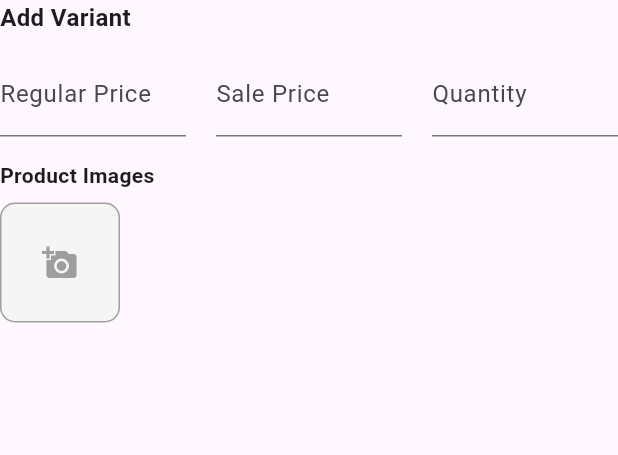
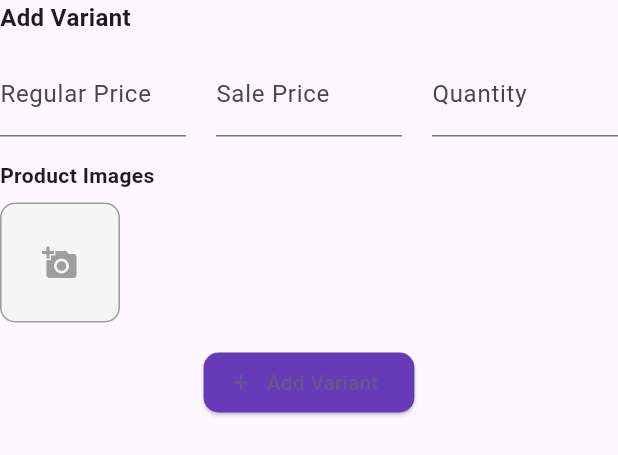
Before and after one commit to vinayakmdas/vincart_seller, a Flutter app: what variationList() shows on an empty page, opened directly, after a tap on the "add a photo" icon, on a phone screen of 412 x 824 dp. Shown: the top 455 px of the screen. Run offline on Flutter 3.47's test engine with Material 3 defaults, Android fonts, the light colour scheme and no system bars; our stand-ins replace cloud_firestore, file_picker, firebase_auth, firebase_core, google_fonts, shared_preferences; accounts and stored records are empty.

Commit message:
working propely now in variation and images

```diff
--- a/lib/features/addProduct/custome/variation_custome.dart
+++ b/lib/features/addProduct/custome/variation_custome.dart
@@ -1,6 +1,8 @@
 import 'dart:io';
+import 'package:ecommerce_seller/features/addProduct/model/variant_model.dart';
 import 'package:ecommerce_seller/features/addProduct/provider/variant_custome_provider.dart';
 import 'package:ecommerce_seller/features/addProduct/provider/category_provider.dart';
+import 'package:ecommerce_seller/features/addProduct/provider/variant_provider.dart';
 import 'package:flutter/foundation.dart';
 import 'package:flutter/material.dart';
 import 'package:provider/provider.dart';
@@ -137,6 +139,44 @@ class VariationCustome {
             ),
           ],
         ),
+        // ⬇️ ADD this at the bottom of the Column inside variationList()
+
+const SizedBox(height: 16),
+
+Center(
+  child: ElevatedButton.icon(
+    style: ElevatedButton.styleFrom(
+      backgroundColor: Colors.deepPurple,
+      shape: RoundedRectangleBorder(
+        borderRadius: BorderRadius.circular(10),
+      ),
+    ),
+    onPressed: () {
+      final variant = VariantModel(
+        selectedOptions: Map.from(dialogProvider.selectedOptions),
+        size: dialogProvider.selectedOptions.values.firstWhere(
+          (v) => v.contains(RegExp(r'[smlx0-9]')),
+          orElse: () => '',
+        ),
+        color: dialogProvider.selectedOptions['attr_color'] ?? '',
+        images: dialogProvider.images.map((e) => e.path ?? '').toList(),
+        regularPrise: num.tryParse(dialogProvider.regularPrise.text) ?? 0,
+        price: num.tryParse(dialogProvider.salePrise.text) ?? 0,
+        quantity: int.tryParse(dialogProvider.qtyCtrl.text) ?? 0,
+      );
+
+      Provider.of<VariantProvider>(context, listen: false).addVariant(variant);
+
+      dialogProvider.clearAll();
+      ScaffoldMessenger.of(context).showSnackBar(
+        const SnackBar(content: Text('Variant added successfully')),
+      );
+    },
+    icon: const Icon(Icons.add),
+    label: const Text("Add Variant"),
+  ),
+),
+
       ],
     );
   }
--- a/lib/features/addProduct/model/variant_model.dart
+++ b/lib/features/addProduct/model/variant_model.dart
@@ -4,6 +4,7 @@ final Map<String, String> selectedOptions;
 final String size;
 final String color;
 final  List<String>images ;
+final num regularPrise;
 final num price;
  final int quantity;
 
@@ -12,6 +13,8 @@ final num price;
     required this.size,
     required this.color,
     required this.images,
+
+    required this.regularPrise,
     required this.price,
     required this.quantity,
   });
@@ -24,6 +27,7 @@ Map<String , dynamic>toJson(){
     'size':size,
     'colro':color,
     'images':images,
+    'regularPrise':regularPrise,
     'price':price,
     'quantity':quantity,
   };
--- a/lib/features/addProduct/provider/variant_custome_Provider.dart
+++ b/lib/features/addProduct/provider/variant_custome_Provider.dart
@@ -19,9 +19,10 @@ final List<PlatformFile> images = [];
   Future<void> pickSingleImage() async {
     final result = await FilePicker.platform.pickFiles(
       type: FileType.image,
+      allowMultiple: false,
     );
 
-    if (result != null) {
+    if  (result != null && result.files.isNotEmpty)  {
       images.add(result.files.single);
       notifyListeners();
     }
```
Also changed, not shown: lib/features/addProduct/custome/adding_variant.dart (+86 -86 lines).
